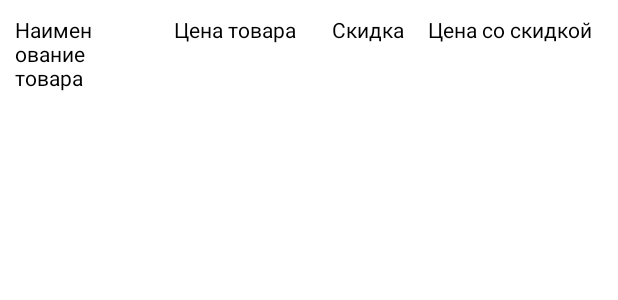
After one commit to Skyrel74/Napoleon_IT, an Android app: the layout cart_item.xml on its own in the app's theme, with its tools: preview values and no code run, on a phone screen of 412 x 824 dp. The commit adds this screen. Shown: the top 300 px of the screen. Run offline under Robolectric (Android 15) with nearby library versions, the phone set to English and light mode, and no system bars.

Commit message:
CartDao is made Terrible CartUI

```diff
--- a/app/build.gradle
+++ b/app/build.gradle
@@ -3,6 +3,7 @@ plugins {
     id 'kotlin-android'
     id 'kotlin-android-extensions'
     id 'kotlin-kapt'
+    id 'org.jetbrains.kotlin.plugin.serialization' version "$kotlin_version"
 }
 
 android {
@@ -77,4 +78,7 @@ dependencies {
     // Glide
     implementation 'com.github.bumptech.glide:glide:4.11.0'
     kapt 'com.github.bumptech.glide:compiler:4.11.0'
+
+    // Seralization
+    implementation "org.jetbrains.kotlinx:kotlinx-serialization-json:1.0.1"
 }
--- a/app/src/main/java/com/example/napoleonit/domain/Product.kt
+++ b/app/src/main/java/com/example/napoleonit/domain/Product.kt
@@ -2,8 +2,10 @@ package com.example.napoleonit.domain
 
 import android.os.Parcelable
 import kotlinx.android.parcel.Parcelize
+import kotlinx.serialization.Serializable
 
 @Parcelize
+@Serializable
 data class Product(
     val name: String,
     val price: Double,
--- /dev/null
+++ b/app/src/main/res/layout/cart_item.xml
@@ -0,0 +1,61 @@
+<?xml version="1.0" encoding="utf-8"?>
+<androidx.constraintlayout.widget.ConstraintLayout xmlns:android="http://schemas.android.com/apk/res/android"
+    xmlns:app="http://schemas.android.com/apk/res-auto"
+    android:layout_width="match_parent"
+    android:layout_height="wrap_content">
+
+    <TextView
+        android:id="@+id/tvCartItemTitle"
+        android:layout_width="wrap_content"
+        android:layout_height="wrap_content"
+        android:layout_margin="10dp"
+        android:maxEms="5"
+        android:singleLine="false"
+        android:text="@string/product_title"
+        android:textColor="@android:color/black"
+        app:layout_constraintBottom_toBottomOf="parent"
+        app:layout_constraintEnd_toStartOf="@+id/tvCartItemPrice"
+        app:layout_constraintHorizontal_bias="0.5"
+        app:layout_constraintStart_toStartOf="parent"
+        app:layout_constraintTop_toTopOf="parent" />
+
+    <TextView
+        android:id="@+id/tvCartItemPrice"
+        android:layout_width="wrap_content"
+        android:layout_height="wrap_content"
+        android:layout_marginStart="16dp"
+        android:layout_marginLeft="16dp"
+        android:text="@string/price"
+        android:textColor="@android:color/black"
+        app:layout_constraintEnd_toStartOf="@+id/tvCartItemDiscount"
+        app:layout_constraintHorizontal_bias="0.5"
+        app:layout_constraintStart_toEndOf="@+id/tvCartItemTitle"
+        app:layout_constraintTop_toTopOf="@+id/tvCartItemTitle" />
+
+    <TextView
+        android:id="@+id/tvCartItemDiscount"
+        android:layout_width="wrap_content"
+        android:layout_height="wrap_content"
+        android:layout_marginStart="24dp"
+        android:layout_marginLeft="24dp"
+        android:text="@string/discount"
+        android:textColor="@android:color/black"
+        app:layout_constraintEnd_toStartOf="@+id/tvCartItemDiscountPrice"
+        app:layout_constraintHorizontal_bias="0.5"
+        app:layout_constraintStart_toEndOf="@+id/tvCartItemPrice"
+        app:layout_constraintTop_toTopOf="@+id/tvCartItemPrice" />
+
+    <TextView
+        android:id="@+id/tvCartItemDiscountPrice"
+        android:layout_width="wrap_content"
+        android:layout_height="wrap_content"
+        android:layout_marginStart="16dp"
+        android:layout_marginLeft="16dp"
+        android:text="@string/price_with_discount"
+        android:textColor="@android:color/black"
+        app:layout_constraintEnd_toStartOf="@+id/parent"
+        app:layout_constraintHorizontal_bias="0.5"
+        app:layout_constraintStart_toEndOf="@+id/tvCartItemDiscount"
+        app:layout_constraintTop_toTopOf="@+id/tvCartItemDiscount" />
+
+</androidx.constraintlayout.widget.ConstraintLayout>
--- a/app/src/main/res/values/strings.xml
+++ b/app/src/main/res/values/strings.xml
@@ -13,4 +13,13 @@
     <string name="pay">Оплатить</string>
     <string name="productImg">Изображение товара</string>
     <string name="productNaming">Название товара</string>
+
+
+    <!-- CartFragment -->
+    <string name="product_title">Наименование товара</string>
+    <string name="price">Цена товара</string>
+    <string name="discount">Скидка</string>
+    <string name="price_with_discount">Цена со скидкой</string>
+    <string name="deleteProduct">Удалить продукт из корзины</string>
+
 </resources>
```
Also changed, not shown: app/src/main/java/com/example/napoleonit/data/CartDao.kt (added, +12 -0 lines), app/src/main/java/com/example/napoleonit/data/CartDaoImpl.kt (added, +44 -0 lines), app/src/main/java/com/example/napoleonit/presentation/CartPresenter.kt (added, +29 -0 lines), app/src/main/java/com/example/napoleonit/presentation/CatalogPresenter.kt (+15 -1 lines), app/src/main/java/com/example/napoleonit/presentation/DetailedPresenter.kt (added, +40 -0 lines), app/src/main/java/com/example/napoleonit/ui/CartAdapter.kt (added, +40 -0 lines), app/src/main/java/com/example/napoleonit/ui/CartFragment.kt (+35 -1 lines), app/src/main/java/com/example/napoleonit/ui/CatalogFragment.kt (+13 -17 lines), app/src/main/java/com/example/napoleonit/ui/DetailedFragment.kt (added, +57 -0 lines), app/src/main/java/com/example/napoleonit/ui/DetailsFragment.kt (deleted, +0 -33 lines), app/src/main/res/drawable/ic_cancel_24.xml (added, +10 -0 lines), app/src/main/res/layout/fragmen_catalog.xml (added, +34 -0 lines), app/src/main/res/layout/fragment_cart.xml (+70 -1 lines), app/src/main/res/layout/fragment_detailed.xml (added, +33 -0 lines), 2 more files.
